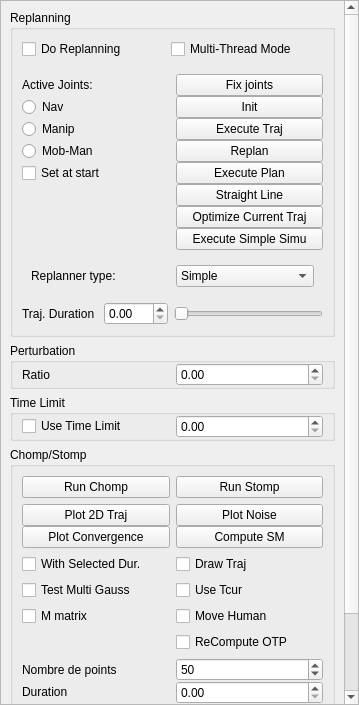
Before: the Qt Designer form src/move3d-qt-gui-libs/src/qtMainInterface/sideWidgets/qtReplanning.ui in jmainpri/move3d-studio, drawn with Qt 5.
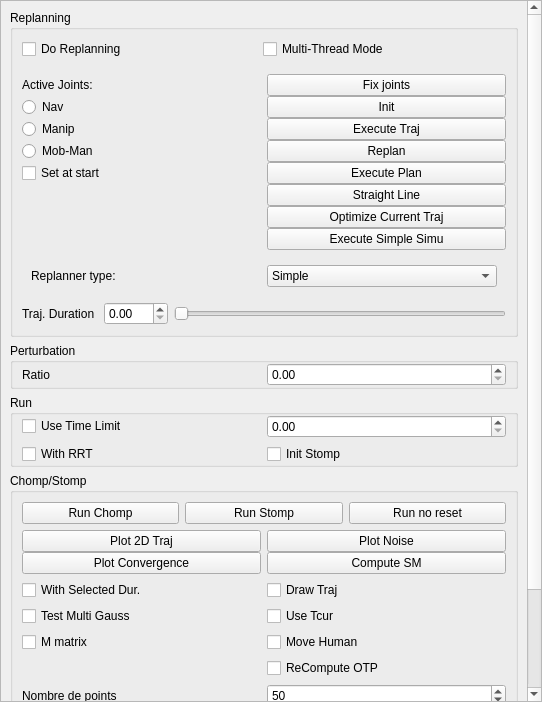
After: the same form once the commit is applied.

Diff of the .ui file:
```diff
--- a/src/move3d-qt-gui-libs/src/qtMainInterface/sideWidgets/qtReplanning.ui
+++ b/src/move3d-qt-gui-libs/src/qtMainInterface/sideWidgets/qtReplanning.ui
@@ -6,8 +6,8 @@
    <rect>
     <x>0</x>
     <y>0</y>
-    <width>359</width>
-    <height>705</height>
+    <width>542</width>
+    <height>702</height>
    </rect>
   </property>
   <property name="windowTitle">
@@ -26,9 +26,9 @@
       <property name="geometry">
        <rect>
         <x>0</x>
-        <y>0</y>
-        <width>342</width>
-        <height>871</height>
+        <y>-171</y>
+        <width>525</width>
+        <height>894</height>
        </rect>
       </property>
       <layout class="QVBoxLayout" name="verticalLayout_2">
@@ -285,7 +285,7 @@
        <item>
         <widget class="QGroupBox" name="groupBox_2">
          <property name="title">
-          <string>Time Limit</string>
+          <string>Run</string>
          </property>
          <layout class="QGridLayout" name="gridLayout_11">
           <property name="topMargin">
@@ -304,6 +304,20 @@
           <item row="0" column="1">
            <widget class="QDoubleSpinBox" name="doubleSpinBoxTimeLimit"/>
           </item>
+          <item row="1" column="0">
+           <widget class="QCheckBox" name="checkBoxWithRRT">
+            <property name="text">
+             <string>With RRT</string>
+            </property>
+           </widget>
+          </item>
+          <item row="1" column="1">
+           <widget class="QCheckBox" name="checkBoxInitStomp">
+            <property name="text">
+             <string>Init Stomp</string>
+            </property>
+           </widget>
+          </item>
          </layout>
         </widget>
        </item>
@@ -536,6 +550,13 @@
                </property>
               </widget>
              </item>
+             <item row="0" column="2">
+              <widget class="QPushButton" name="pushButtonRunNoReset">
+               <property name="text">
+                <string>Run no reset</string>
+               </property>
+              </widget>
+             </item>
             </layout>
            </widget>
           </item>
```
